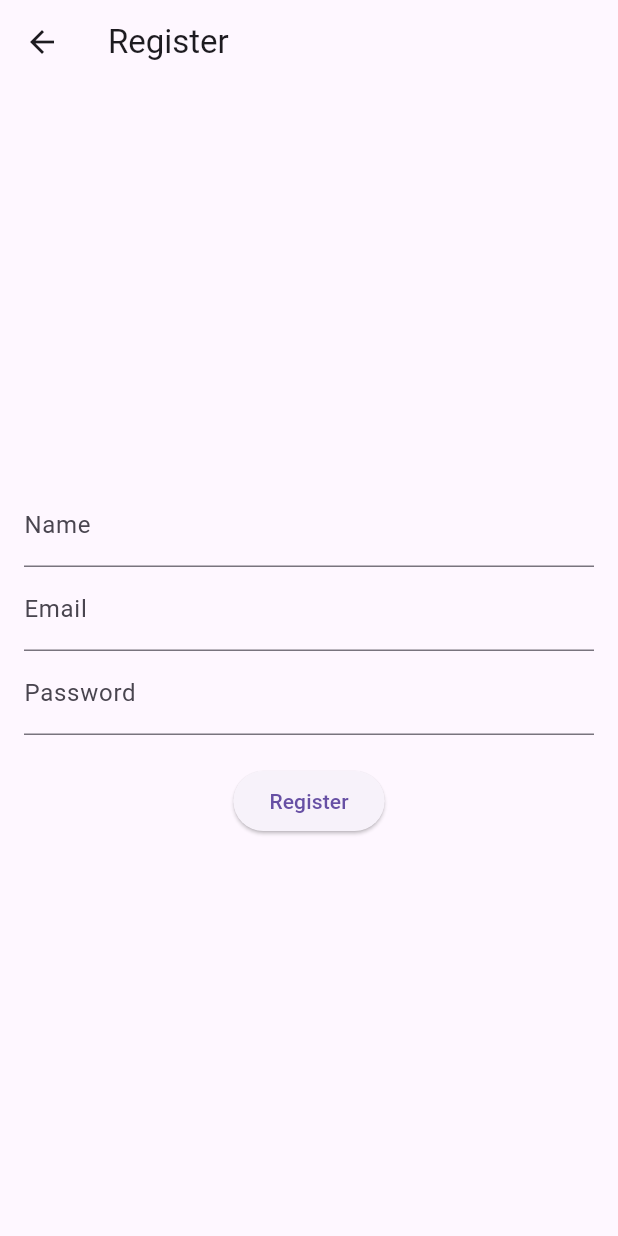
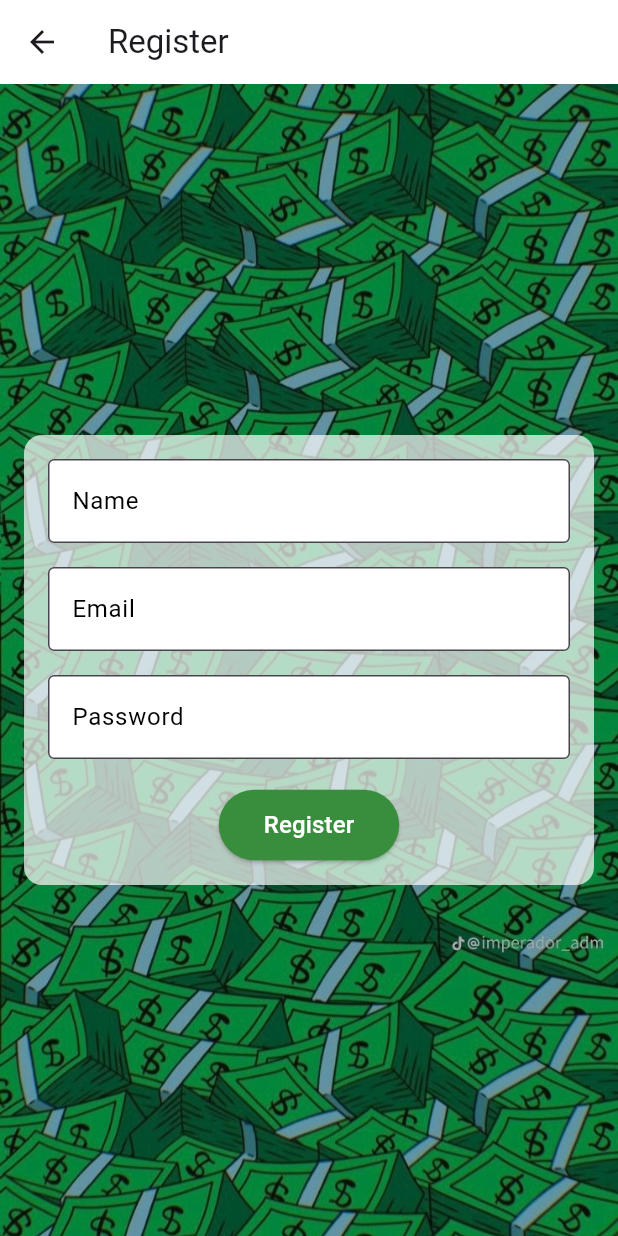
Before and after one commit to Spendiwise/spendiwise, a Flutter app: the LoginScreen screen opened directly, after a tap on "Register Here", on a phone screen of 412 x 824 dp. Run offline on Flutter 3.47's test engine with Material 3 defaults, Android fonts, the phone set to English and light mode, and no system bars; our stand-ins replace cloud_firestore, firebase_auth, firebase_core; accounts and stored records are empty; network calls fail.

Commit message:
Version 1.10 - Visual improvements

```diff
--- a/lib/screens/login_screen.dart
+++ b/lib/screens/login_screen.dart
@@ -1,4 +1,3 @@
-// screens/login_screen.dart
 import 'package:flutter/material.dart';
 import 'package:firebase_auth/firebase_auth.dart';
 import 'register_screen.dart';
@@ -11,7 +10,6 @@ class LoginScreen extends StatelessWidget {
   final FirebaseAuth _auth = FirebaseAuth.instance;
 
   Future<void> loginUser(BuildContext context) async {
-    try {
       await _auth.signInWithEmailAndPassword(
         email: emailController.text.trim(),
         password: passwordController.text.trim(),
@@ -21,38 +19,82 @@ class LoginScreen extends StatelessWidget {
         MaterialPageRoute(builder: (context) => MainWalletScreen()),
       );
       ScaffoldMessenger.of(context).showSnackBar(
-        SnackBar(content: Text("Login Successful!")),
+        const SnackBar(content: Text("Login Successful!")),
       );
-    } catch (e) {
-      ScaffoldMessenger.of(context).showSnackBar(
-        SnackBar(content: Text("Login Failed: ${e.toString()}")),
-      );
-    }
   }
 
   @override
   Widget build(BuildContext context) {
     return Scaffold(
-      appBar: AppBar(title: Text('Log In')),
-      body: Padding(
-        padding: const EdgeInsets.all(16.0),
+      appBar: AppBar(
+        title: const Text('Log In'),
+        backgroundColor: Colors.white,
+      ),
+      body: Stack(
+        children: [
+          Container(
+            decoration: const BoxDecoration(
+              image: DecorationImage(
+                image: AssetImage('assets/images/background.jpg'),
+                fit: BoxFit.cover,
+              ),
+            ),
+          ),
+          Container(
+            color: Colors.black.withOpacity(0.3),
+          ),
+
+          Center(
+            child: SingleChildScrollView(
+              padding: const EdgeInsets.all(16),
+              child: Container(
+                padding: const EdgeInsets.all(16),
+                decoration: BoxDecoration(
+                  color: Colors.white.withOpacity(0.7),
+                  borderRadius: BorderRadius.circular(12),
+                ),
                 child: Column(
-          mainAxisAlignment: MainAxisAlignment.center,
+                  mainAxisSize: MainAxisSize.min,
                   children: [
+                    // Email TextField
                     TextField(
                       controller: emailController,
-              decoration: InputDecoration(labelText: 'Email'),
+                      style: const TextStyle(color: Colors.black),
+                      decoration: const InputDecoration(
+                        labelText: 'Email',
+                        labelStyle: TextStyle(color: Colors.black),
+                        border: OutlineInputBorder(),
+                        filled: true,
+                        fillColor: Colors.white,
                       ),
+                    ),
+                    const SizedBox(height: 16),
+                    // Password TextField
                     TextField(
                       controller: passwordController,
                       obscureText: true,
-              decoration: InputDecoration(labelText: 'Password'),
+                      style: const TextStyle(color: Colors.black),
+                      decoration: const InputDecoration(
+                        labelText: 'Password',
+                        labelStyle: TextStyle(color: Colors.black),
+                        border: OutlineInputBorder(),
+                        filled: true,
+                        fillColor: Colors.white,
                       ),
-            SizedBox(height: 20),
+                    ),
+                    const SizedBox(height: 20),
                     ElevatedButton(
                       onPressed: () => loginUser(context),
-              child: Text('Log In'),
+                      style: ElevatedButton.styleFrom(
+                        backgroundColor: Colors.green.shade700,
+                        padding: const EdgeInsets.symmetric(horizontal: 30, vertical: 12),
                       ),
+                      child: const Text(
+                        'Log In',
+                        style: TextStyle(color: Colors.white, fontSize: 16),
+                      ),
+                    ),
+                    const SizedBox(height: 10),
                     TextButton(
                       onPressed: () {
                         Navigator.push(
@@ -60,11 +102,18 @@ class LoginScreen extends StatelessWidget {
                           MaterialPageRoute(builder: (context) => RegisterScreen()),
                         );
                       },
-              child: Text('Register Here'),
+                      child: Text(
+                        'Register Here',
+                        style: TextStyle(color: Colors.green.shade800),
+                      ),
                     ),
                   ],
                 ),
               ),
+            ),
+          ),
+        ],
+      ),
     );
   }
 }
--- a/lib/screens/register_screen.dart
+++ b/lib/screens/register_screen.dart
@@ -2,7 +2,10 @@ import 'package:flutter/material.dart';
 import 'package:firebase_auth/firebase_auth.dart';
 import 'package:cloud_firestore/cloud_firestore.dart';
 import 'main_wallet_screen.dart';
+
 class RegisterScreen extends StatefulWidget {
+  const RegisterScreen({super.key});
+
   @override
   _RegisterScreenState createState() => _RegisterScreenState();
 }
@@ -23,7 +26,7 @@ class _RegisterScreenState extends State<RegisterScreen> {
         password: passwordController.text.trim(),
       );
 
-      // After successful registration, store additional data in Firestore
+      // Save additional data in Firestore after successful registration
       String userID = userCredential.user!.uid;
       await _firestore.collection('users').doc(userID).set({
         'name': nameController.text.trim(),
@@ -32,45 +35,115 @@ class _RegisterScreenState extends State<RegisterScreen> {
         'balance': 0.0, // Default balance
       });
 
-      ScaffoldMessenger.of(context).showSnackBar(SnackBar(content: Text('Registration Successful!')));
+      // Show success message
+      ScaffoldMessenger.of(context).showSnackBar(
+        const SnackBar(content: Text('Registration Successful!')),
+      );
 
-      // Navigate to the login screen or home page
-      Navigator.pop(context); // Close the registration screen (optional)
+      // Optionally, close the registration screen or navigate elsewhere
+      Navigator.pop(context);
     } catch (e) {
-      ScaffoldMessenger.of(context).showSnackBar(SnackBar(content: Text('Registration Failed: ${e.toString()}')));
+      // Show error message
+      ScaffoldMessenger.of(context).showSnackBar(
+        SnackBar(content: Text('Registration Failed: ${e.toString()}')),
+      );
     }
   }
 
   @override
   Widget build(BuildContext context) {
     return Scaffold(
-      appBar: AppBar(title: Text('Register')),
-      body: Padding(
-        padding: const EdgeInsets.all(16.0),
+      appBar: AppBar(
+        title: const Text('Register'),
+        backgroundColor: Colors.white,
+      ),
+      body: Stack(
+        children: [
+          // Background image
+          Container(
+            decoration: const BoxDecoration(
+              image: DecorationImage(
+                image: AssetImage('assets/images/background.jpg'),
+                fit: BoxFit.cover,
+              ),
+            ),
+          ),
+          // Semi-transparent black overlay
+          Container(
+            color: Colors.black.withOpacity(0.3),
+          ),
+          // Centered form
+          Center(
+            child: SingleChildScrollView(
+              padding: const EdgeInsets.all(16),
+              child: Container(
+                padding: const EdgeInsets.all(16),
+                decoration: BoxDecoration(
+                  color: Colors.white.withOpacity(0.7),
+                  borderRadius: BorderRadius.circular(12),
+                ),
                 child: Column(
-          mainAxisAlignment: MainAxisAlignment.center,
+                  mainAxisSize: MainAxisSize.min,
                   children: [
+                    // Name input field
                     TextField(
                       controller: nameController,
-              decoration: InputDecoration(labelText: 'Name'),
+                      style: const TextStyle(color: Colors.black),
+                      decoration: const InputDecoration(
+                        labelText: 'Name',
+                        labelStyle: TextStyle(color: Colors.black),
+                        border: OutlineInputBorder(),
+                        filled: true,
+                        fillColor: Colors.white,
                       ),
+                    ),
+                    const SizedBox(height: 16),
+                    // Email input field
                     TextField(
                       controller: emailController,
-              decoration: InputDecoration(labelText: 'Email'),
+                      style: const TextStyle(color: Colors.black),
+                      decoration: const InputDecoration(
+                        labelText: 'Email',
+                        labelStyle: TextStyle(color: Colors.black),
+                        border: OutlineInputBorder(),
+                        filled: true,
+                        fillColor: Colors.white,
                       ),
+                    ),
+                    const SizedBox(height: 16),
+                    // Password input field
                     TextField(
                       controller: passwordController,
                       obscureText: true,
-              decoration: InputDecoration(labelText: 'Password'),
+                      style: const TextStyle(color: Colors.black),
+                      decoration: const InputDecoration(
+                        labelText: 'Password',
+                        labelStyle: TextStyle(color: Colors.black),
+                        border: OutlineInputBorder(),
+                        filled: true,
+                        fillColor: Colors.white,
                       ),
-            SizedBox(height: 20),
+                    ),
+                    const SizedBox(height: 20),
+                    // Register button
                     ElevatedButton(
                       onPressed: registerUser,
-              child: Text('Register'),
+                      style: ElevatedButton.styleFrom(
+                        backgroundColor: Colors.green.shade700,
+                        padding: const EdgeInsets.symmetric(horizontal: 30, vertical: 12),
+                      ),
+                      child: const Text(
+                        'Register',
+                        style: TextStyle(color: Colors.white, fontSize: 16),
+                      ),
                     ),
                   ],
                 ),
               ),
+            ),
+          ),
+        ],
+      ),
     );
   }
 }
--- a/pubspec.yaml
+++ b/pubspec.yaml
@@ -97,3 +97,4 @@ flutter:
 
   assets:
     - assets/images/logo.png  # Declare your logo asset here
+    - assets/images/background.jpg
```
Also changed, not shown: assets/images/background.jpg (added), pubspec.lock, 1 other file. Lines whose indentation alone changed are shown as unchanged.
